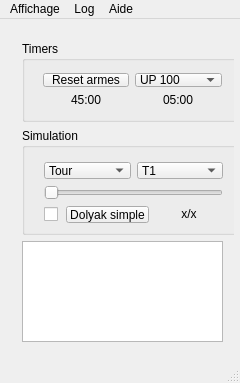
Qt form mainwindow.ui (ZeZerT/Scout) before a commit.
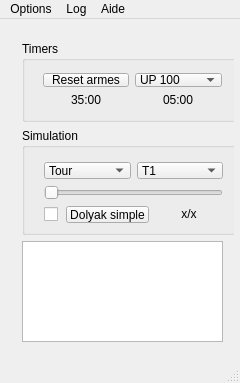
The same form after that commit.

What changed in the file:
```diff
--- a/mainwindow.ui
+++ b/mainwindow.ui
@@ -110,7 +110,7 @@
            <item>
             <widget class="QLabel" name="label_timer_armes">
              <property name="text">
-              <string>&lt;html&gt;&lt;head/&gt;&lt;body&gt;&lt;p&gt;45:00&lt;/p&gt;&lt;/body&gt;&lt;/html&gt;</string>
+              <string>&lt;html&gt;&lt;head/&gt;&lt;body&gt;&lt;p&gt;35:00&lt;/p&gt;&lt;/body&gt;&lt;/html&gt;</string>
              </property>
             </widget>
            </item>
@@ -325,7 +325,7 @@
    </property>
    <widget class="QMenu" name="menuAffichage">
     <property name="title">
-     <string>Affichage</string>
+     <string>Options</string>
     </property>
     <addaction name="separator"/>
     <addaction name="actionPop_up_reset_des_armes"/>
```
Left out of the diff: 24 changed lines with no effect on the pictures.
